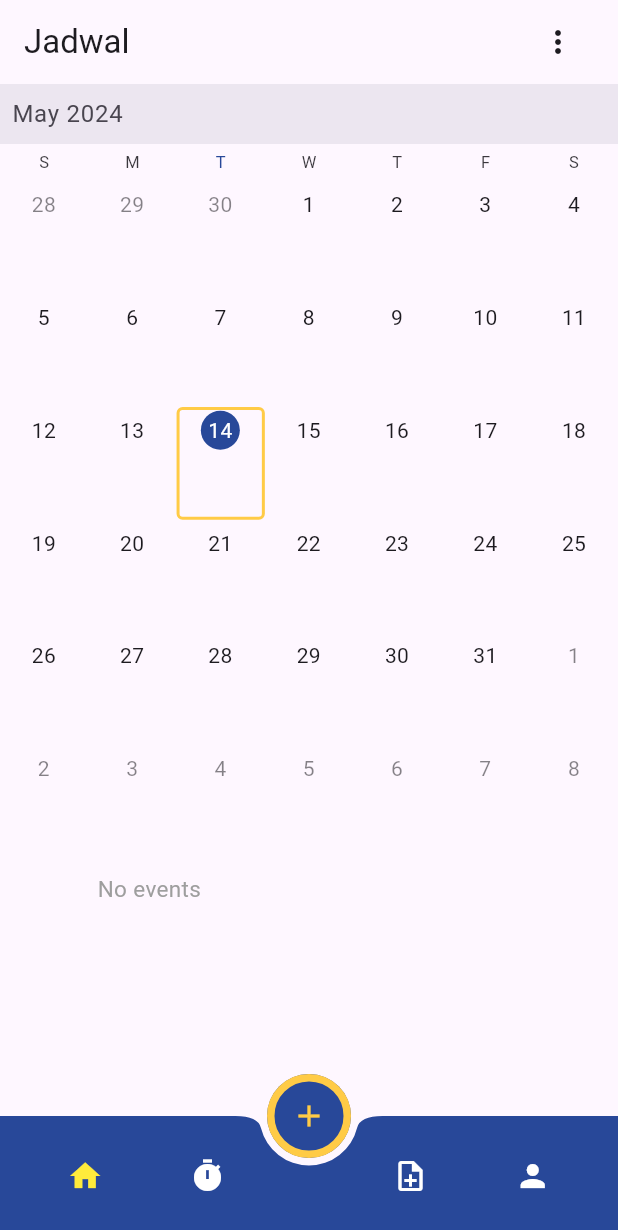
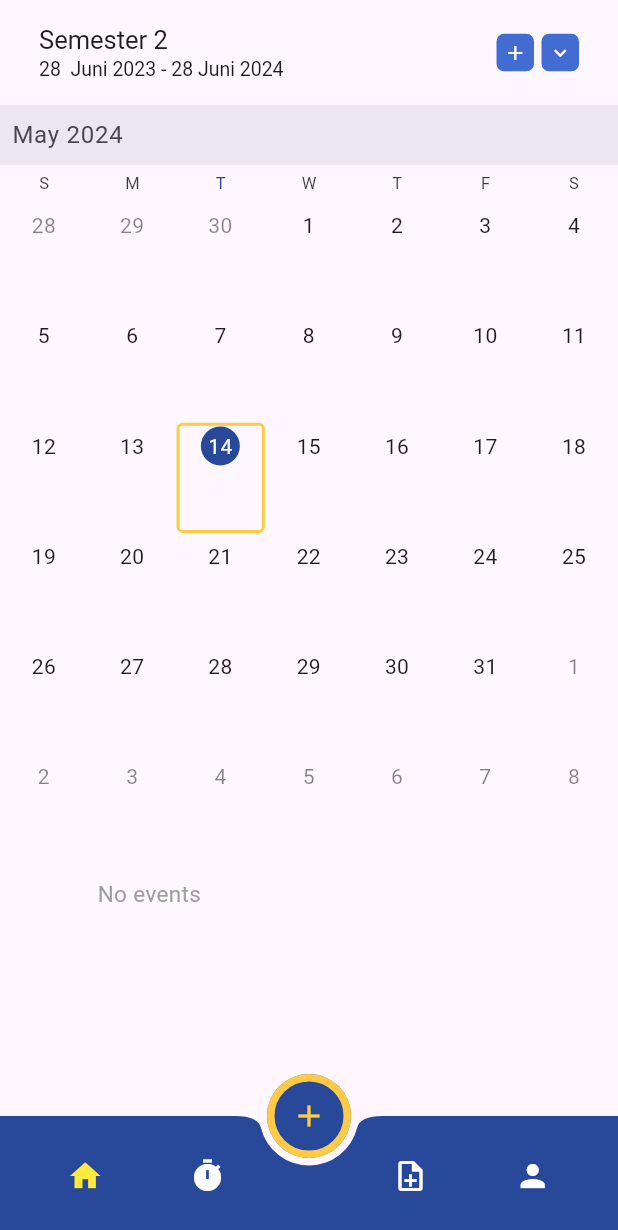
Before and after one commit to mdifal/KuliahKu-FE, a Flutter app: the screen it shows after launch, on a phone screen of 412 x 824 dp. Shown: the top 1230 px of the screen. Run offline on Flutter 3.47's test engine with Material 3 defaults, Android fonts, the phone set to English and light mode, and no system bars; drawn by our look-alikes of syncfusion_flutter_calendar; our stand-ins replace dropdown_button2, file_picker, image_picker, top_snackbar_flutter; missing offline and left inert: jwt_decode, passwordfield, time_picker_spinner; network calls fail.

Commit message:
update topbar

```diff
--- a/lib/ui/views/calender.dart
+++ b/lib/ui/views/calender.dart
@@ -1,6 +1,9 @@
 import 'package:flutter/material.dart';
+import 'package:kuliahku/ui/shared/style.dart';
+import 'package:kuliahku/ui/views/make_new_schedule.dart';
 import 'package:kuliahku/ui/widgets/calender_schedule.dart';
 import 'package:kuliahku/ui/widgets/calender_task.dart';
+import 'package:kuliahku/ui/shared/global.dart';
 
 class CalenderTaskandSchedulePage extends StatefulWidget {
   const CalenderTaskandSchedulePage({super.key});
@@ -12,20 +15,105 @@ class CalenderTaskandSchedulePage extends StatefulWidget {
 
 class _CalenderTaskandSchedulePageState
     extends State<CalenderTaskandSchedulePage> {
+  void ubahsemester() {
+    idSemester = 'h';
+  }
+
   Widget calender = CalenderTask();
+
   @override
   Widget build(BuildContext context) {
     return MaterialApp(
       home: Scaffold(
         appBar: AppBar(
-          title: Row(
+          title: Container(
+            padding: EdgeInsets.only(left: 10, right: 10),
+            child: Row(
               mainAxisAlignment: MainAxisAlignment.spaceBetween,
               children: [
-              Text('Jadwal '),
-              PopupMenuButton<String>(
-                itemBuilder: (BuildContext context) => <PopupMenuEntry<String>>[
+                Column(
+                  crossAxisAlignment: CrossAxisAlignment.start,
+                  children: [
+                    Text(
+                      'Semester 2',
+                      style: TextStyle(fontSize: 17),
+                    ),
+                    Text(
+                      '28  Juni 2023 - 28 Juni 2024',
+                      style: TextStyle(fontSize: 13),
+                    ),
+                  ],
+                ),
+                Row(
+                  children: [
+                    Container(
+                      decoration: BoxDecoration(
+                        color: mainColor,
+                        borderRadius: BorderRadius.circular(5),
+                      ),
+                      width: 25,
+                      height: 25,
+                      child: Stack(
+                        alignment: Alignment.center,
+                        children: [
+                          Center(
+                            child: Icon(
+                              Icons.add,
+                              size: 16,
+                              color: Colors.white,
+                            ),
+                          ),
+                          Positioned.fill(
+                            child: Material(
+                              color: Colors.transparent,
+                              child: InkWell(
+                                onTap: () {
+                                  Navigator.push(
+                                    context,
+                                    MaterialPageRoute(
+                                      builder: (context) =>
+                                          tambahJadwalPage(), // Ubah ke halaman yang diinginkan
+                                    ),
+                                  );
+                                },
+                              ),
+                            ),
+                          ),
+                        ],
+                      ),
+                    ),
+                    SizedBox(width: 5),
+                    Container(
+                      decoration: BoxDecoration(
+                        color: mainColor,
+                        borderRadius: BorderRadius.circular(5),
+                      ),
+                      width: 25,
+                      height: 25,
+                      child: Stack(
+                        alignment: Alignment.center,
+                        children: [
+                          Positioned(
+                            top: 0,
+                            bottom: 0,
+                            left: 0,
+                            right: 0,
+                            child: Center(
+                              child: Icon(
+                                Icons.keyboard_arrow_down,
+                                size: 16,
+                                color: Colors.white,
+                              ),
+                            ),
+                          ),
+                          Positioned.fill(
+                            child: PopupMenuButton<String>(
+                              itemBuilder: (BuildContext context) =>
+                                  <PopupMenuEntry<String>>[
                                 const PopupMenuItem<String>(
-                      value: 'schedule', child: Text('Jadwal')),
+                                  value: 'schedule',
+                                  child: Text('Jadwal'),
+                                ),
                                 const PopupMenuItem<String>(
                                   value: 'task',
                                   child: Text('Tugas'),
@@ -43,10 +131,22 @@ class _CalenderTaskandSchedulePageState
                                   }
                                 });
                               },
-                icon: Icon(Icons.more_vert), // Ikon titik tiga
+                              icon: Icon(
+                                Icons.keyboard_arrow_down,
+                                size: 0, // Ukuran ikon yang tidak terlihat
+                              ),
+                              iconSize: 0, // Ukuran ikon yang tidak terlihat
+                            ),
                           ),
                         ],
                       ),
+                    )
+                  ],
+                )
+              ],
+            ),
+          ),
+          toolbarHeight: 70,
         ),
         body: calender,
       ),
```
Lines whose indentation alone changed are shown as unchanged.
